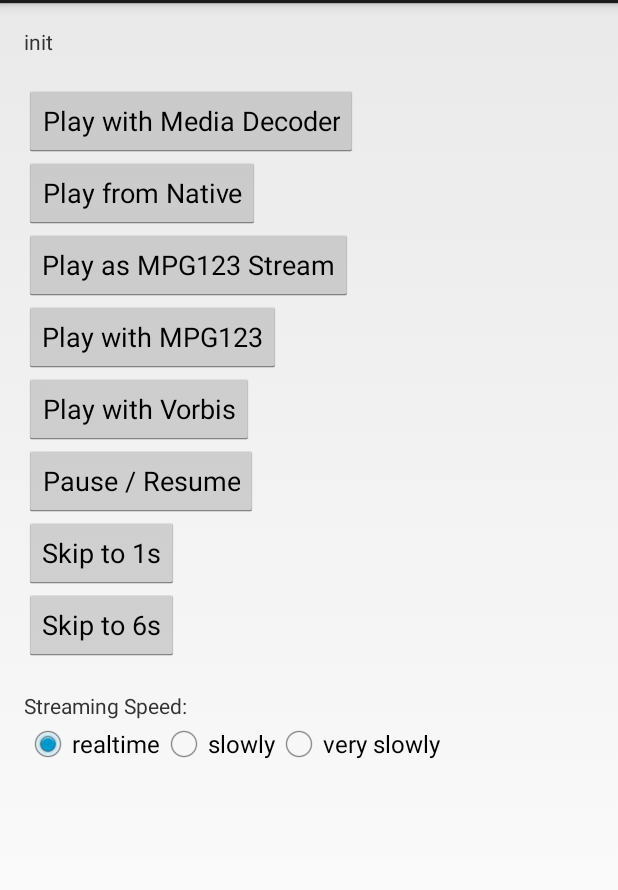
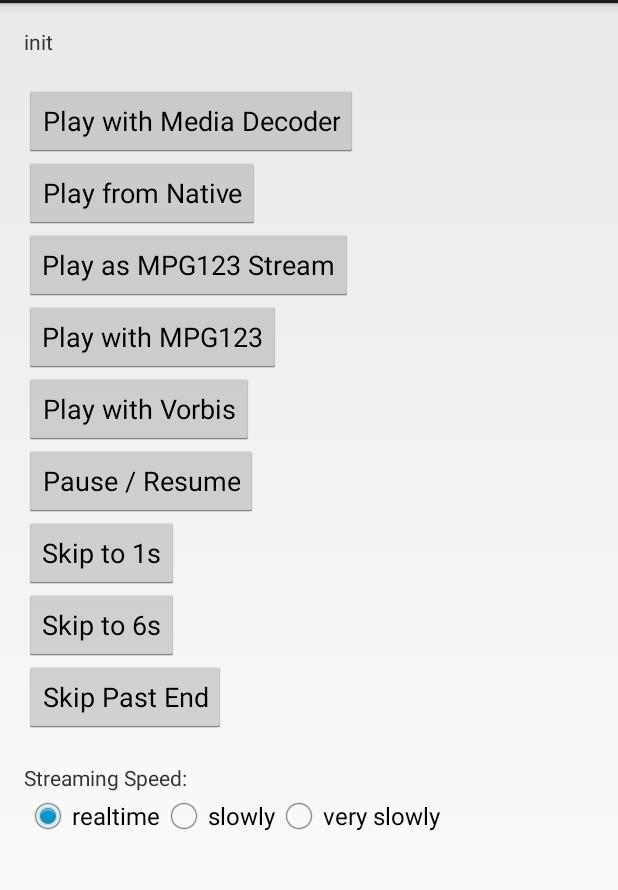
Before and after one commit to thasmin/android-mp3decoders, an Android app: the screen it shows after launch (MainActivity), on a phone screen of 412 x 824 dp, the part 69-959 px from its top. Run offline under Robolectric (Android 15) with nearby library versions, the phone set to English and light mode, and no system bars.

Commit message:
added seeking to mediadecoder path

```diff
--- a/mp3decoders/src/main/res/layout/activity_main.xml
+++ b/mp3decoders/src/main/res/layout/activity_main.xml
@@ -75,6 +75,12 @@
         android:text="Skip to 6s"
         android:id="@+id/skip6s"/>
 
+    <Button
+        android:layout_width="wrap_content"
+        android:layout_height="wrap_content"
+        android:text="Skip Past End"
+        android:id="@+id/skipPastEnd"/>
+
     <TextView
         android:layout_width="wrap_content"
         android:layout_height="wrap_content"
```
Also changed, not shown: mp3decoders/src/main/java/com/axelby/mp3decoders/MainActivity.java (+38 -13 lines), 1 other file.
